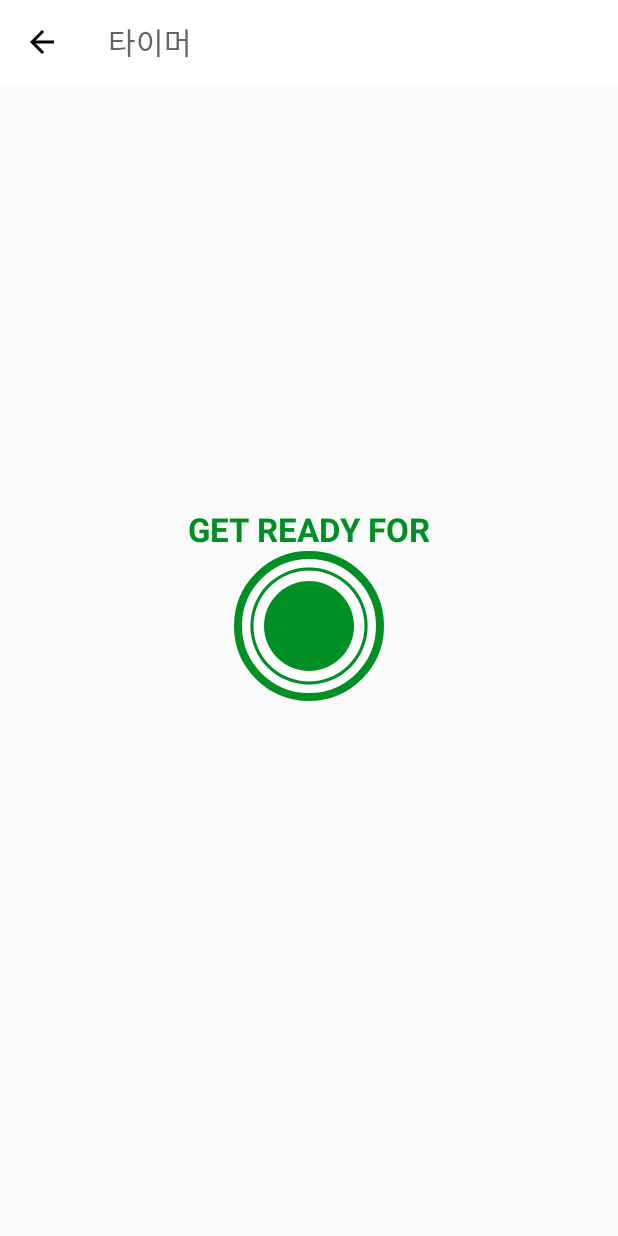
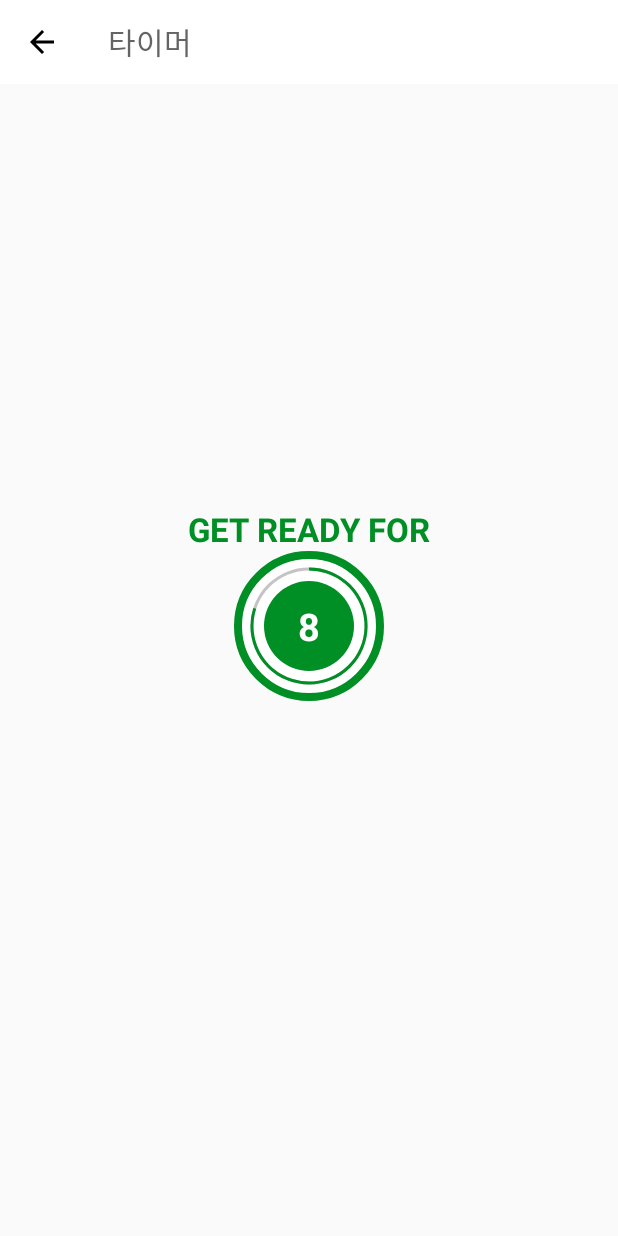
Before and after one commit to Lee-IDLE/a7MinutesWorkout, an Android app: the ExerciseActivity screen opened directly, with no data from a screen before it, on a phone screen of 412 x 824 dp. Run offline under Robolectric (Android 15) with nearby library versions, the phone set to English and light mode, and no system bars.

Commit message:
운동 보여주고 타이머 돌아가는데 시간 이상함 수정 필요

```diff
--- a/app/src/main/res/layout/activity_exercise.xml
+++ b/app/src/main/res/layout/activity_exercise.xml
@@ -26,13 +26,13 @@
         android:textSize="@dimen/default_button_text_size"
         android:textColor="@color/colorAccent"
         android:textStyle="bold"
-        app:layout_constraintBottom_toTopOf="@id/flProgressBar"
+        app:layout_constraintBottom_toTopOf="@id/flRestView"
         app:layout_constraintStart_toStartOf="parent"
         app:layout_constraintEnd_toEndOf="parent"
         />
 
     <FrameLayout
-        android:id="@+id/flProgressBar"
+        android:id="@+id/flRestView"
         android:layout_width="100dp"
         android:layout_height="100dp"
         android:layout_marginTop="10dp"
@@ -79,13 +79,40 @@
 
     </FrameLayout>
 
+    <ImageView
+        android:id="@+id/ivImage"
+        android:layout_width="match_parent"
+        android:layout_height="0dp"
+        android:scaleType="fitXY"
+        android:src="@drawable/ic_jumping_jacks"
+        android:visibility="invisible"
+        app:layout_constraintTop_toBottomOf="@id/toolbarExerciese"
+        app:layout_constraintBottom_toTopOf="@id/flExerciseView"
+        />
+
+    <TextView
+        android:id="@+id/tvExerciseName"
+        android:layout_width="wrap_content"
+        android:layout_height="wrap_content"
+        android:text="ExerciseName"
+        android:textColor="@color/colorAccent"
+        android:textSize="22sp"
+        android:textStyle="bold"
+        android:visibility="gone"
+        app:layout_constraintStart_toStartOf="parent"
+        app:layout_constraintEnd_toEndOf="parent"
+        app:layout_constraintTop_toBottomOf="@id/ivImage"
+        app:layout_constraintBottom_toTopOf="@id/flExerciseView"
+        tools:visibility="visible"
+        />
+
     <FrameLayout
         android:id="@+id/flExerciseView"
         android:layout_width="100dp"
         android:layout_height="100dp"
         android:layout_marginTop="10dp"
         android:background="@drawable/item_circular_color_accent_border"
-        app:layout_constraintTop_toTopOf="@id/toolbarExerciese"
+        app:layout_constraintTop_toBottomOf="@id/tvExerciseName"
         app:layout_constraintBottom_toBottomOf="parent"
         app:layout_constraintStart_toStartOf="parent"
         app:layout_constraintEnd_toEndOf="parent"
```
Also changed, not shown: app/src/main/java/com/example/a7minutesworkout/ExerciseActivity.kt (+24 -6 lines).
